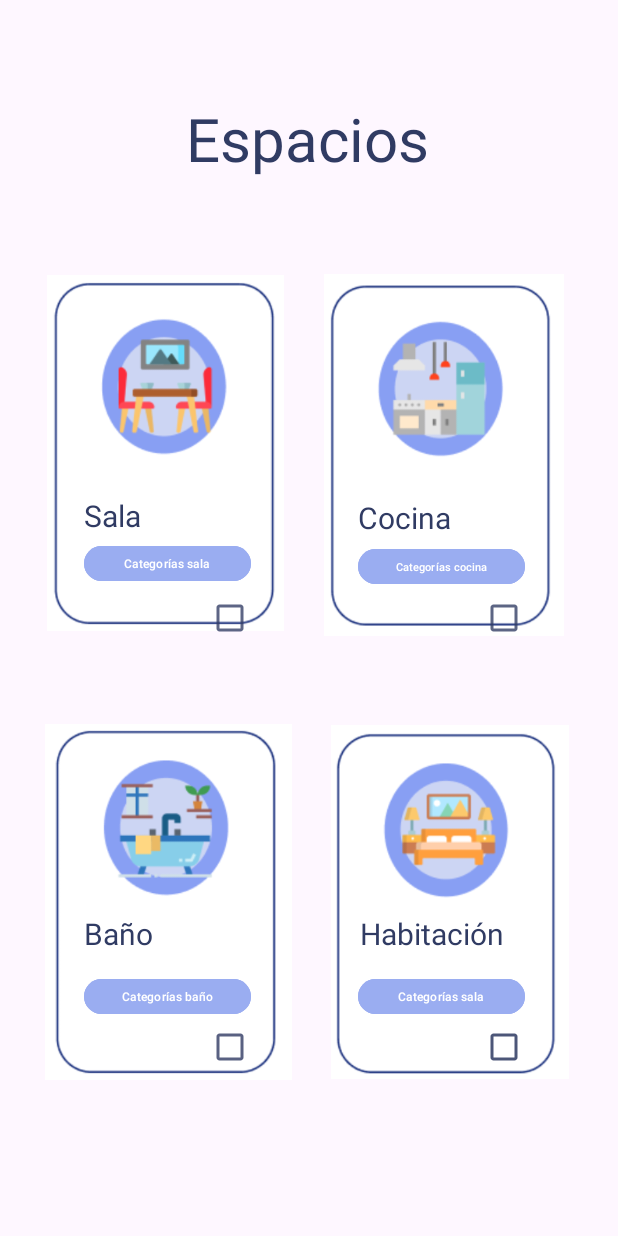
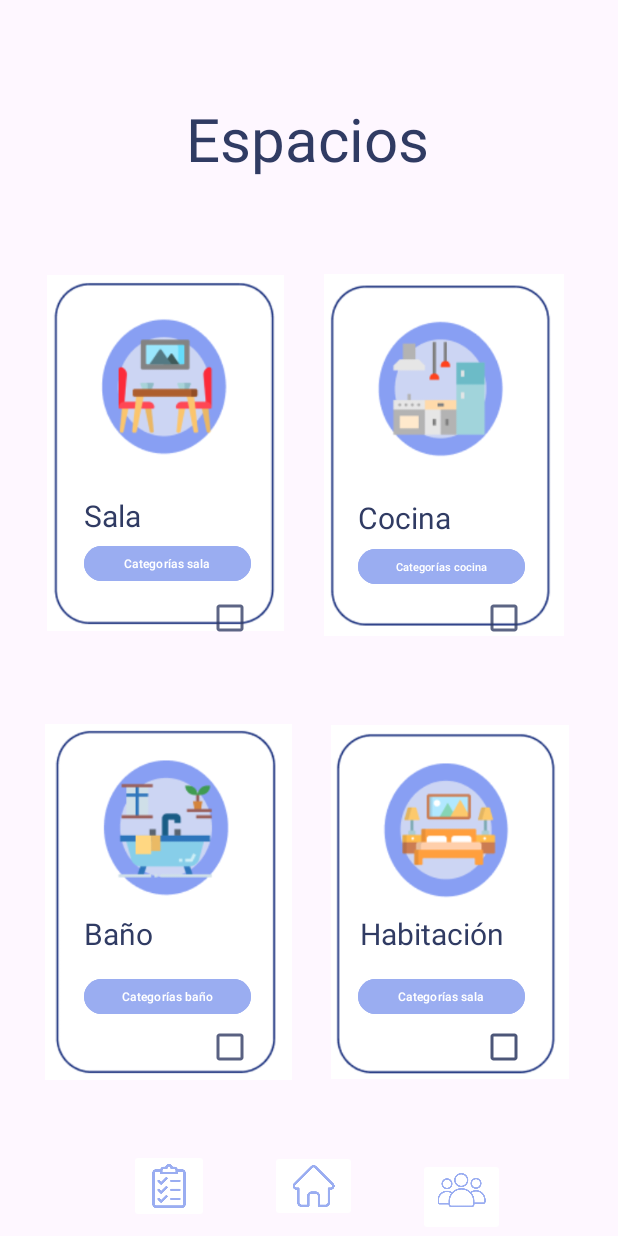
Before and after one commit to santiac249/Lig, an Android app: the Espacio screen opened directly, with no data from a screen before it, on a phone screen of 412 x 824 dp. Run offline under Robolectric (Android 15) with nearby library versions, the phone set to English and light mode, and no system bars.

Commit message:
Iconos barra y navegacion de registro

```diff
--- a/app/src/main/java/com/upb/lig/inicioapp.java
+++ b/app/src/main/java/com/upb/lig/inicioapp.java
@@ -11,12 +11,15 @@ public class inicioapp extends AppCompatActivity {
 
     private Button btn_login;
 
+    private Button btn_register;
+
     @Override
     protected void onCreate(Bundle savedInstanceState) {
         super.onCreate(savedInstanceState);
         setContentView(R.layout.activity_inicioapp);
 
         btn_login = findViewById(R.id.btn_login);
+        btn_register = findViewById(R.id.btn_register);
 
         btn_login.setOnClickListener(new View.OnClickListener() {
             @Override
@@ -28,6 +31,17 @@ public class inicioapp extends AppCompatActivity {
                 startActivity(intent);
             }
         });
+
+        btn_register.setOnClickListener(new View.OnClickListener() {
+            @Override
+            public void onClick(View view) {
+                // Crea un nuevo Intent que apunte a la actividad Login
+                Intent intent = new Intent(inicioapp.this, Registro.class);
+
+                // Inicia la actividad Login
+                startActivity(intent);
+            }
+        });
     }
 
 }
--- a/app/src/main/res/layout/activity_espacio.xml
+++ b/app/src/main/res/layout/activity_espacio.xml
@@ -5,6 +5,7 @@
     android:id="@+id/main"
     android:layout_width="match_parent"
     android:layout_height="match_parent"
+    android:backgroundTint="#FFFFFF"
     tools:context=".Espacio">
 
     <TextView
@@ -142,7 +143,7 @@
         app:layout_constraintVertical_bias="0.454" />
 
     <Button
-        android:id="@+id/button"
+        android:id="@+id/buttonn"
         android:layout_width="111dp"
         android:layout_height="31dp"
         android:backgroundTint="#9AADF1"
@@ -222,7 +223,7 @@
         app:layout_constraintTop_toTopOf="parent" />
 
     <CheckBox
-        android:id="@+id/checkBox1"
+        android:id="@+id/checkBoxx"
         android:layout_width="28dp"
         android:layout_height="29dp"
         android:buttonTint="#DC303B63"
@@ -233,4 +234,46 @@
         app:layout_constraintTop_toTopOf="parent"
         app:layout_constraintVertical_bias="0.86" />
 
+    <ImageButton
+        android:id="@+id/imageButton"
+        android:layout_width="58dp"
+        android:layout_height="48dp"
+        android:backgroundTint="#FFFFFF"
+        android:scaleType="fitCenter"
+        android:src="@drawable/homeb"
+        app:layout_constraintBottom_toBottomOf="parent"
+        app:layout_constraintHorizontal_bias="0.509"
+        app:layout_constraintLeft_toLeftOf="parent"
+        app:layout_constraintRight_toRightOf="parent"
+        app:layout_constraintTop_toTopOf="parent"
+        app:layout_constraintVertical_bias="0.988" />
+
+    <ImageButton
+        android:id="@+id/imageButton2"
+        android:layout_width="53dp"
+        android:layout_height="49dp"
+        android:backgroundTint="#FFFFFF"
+        android:scaleType="fitCenter"
+        android:src="@drawable/portb"
+        app:layout_constraintBottom_toBottomOf="parent"
+        app:layout_constraintHorizontal_bias="0.24"
+        app:layout_constraintLeft_toLeftOf="parent"
+        app:layout_constraintRight_toRightOf="parent"
+        app:layout_constraintTop_toTopOf="parent"
+        app:layout_constraintVertical_bias="0.989" />
+
+    <ImageButton
+        android:id="@+id/imageButton3"
+        android:layout_width="58dp"
+        android:layout_height="52dp"
+        android:backgroundTint="#FFFFFF"
+        android:scaleType="fitCenter"
+        android:src="@drawable/personasbordee"
+        app:layout_constraintBottom_toBottomOf="parent"
+        app:layout_constraintHorizontal_bias="0.787"
+        app:layout_constraintLeft_toLeftOf="parent"
+        app:layout_constraintRight_toRightOf="parent"
+        app:layout_constraintTop_toTopOf="parent"
+        app:layout_constraintVertical_bias="1.0" />
+
 </androidx.constraintlayout.widget.ConstraintLayout>
--- a/app/src/main/res/layout/activity_inicioapp.xml
+++ b/app/src/main/res/layout/activity_inicioapp.xml
@@ -9,7 +9,7 @@
     tools:context=".inicioapp" >
 
     <Button
-        android:id="@+id/button2"
+        android:id="@+id/btn_register"
         android:layout_width="275dp"
         android:layout_height="46dp"
         android:backgroundTint="#9AADF1"
--- a/app/src/main/res/layout/activity_registro.xml
+++ b/app/src/main/res/layout/activity_registro.xml
@@ -123,6 +123,7 @@
             android:id="@+id/btn_registrar"
             android:layout_width="276dp"
             android:layout_height="49dp"
+            android:backgroundTint="#9AADF1"
             android:text="Registrarse"
             app:layout_constraintBottom_toBottomOf="parent"
             app:layout_constraintHorizontal_bias="0.496"
--- a/app/src/main/res/layout/activity_servicios.xml
+++ b/app/src/main/res/layout/activity_servicios.xml
@@ -13,6 +13,7 @@
         android:layout_width="329dp"
         android:layout_height="54dp"
         android:text="Servicios pendientes"
+        android:textColor="#FF303B63"
         android:textSize="35sp"
         app:layout_constraintBottom_toBottomOf="parent"
         app:layout_constraintLeft_toLeftOf="parent"
@@ -291,7 +292,7 @@
         android:layout_height="wrap_content"
         android:text="Categorias"
         android:textSize="20sp"
-        tools:layout_editor_absoluteX="29dp"
+        tools:layout_editor_absoluteX="41dp"
         tools:layout_editor_absoluteY="111dp" />
 
 </androidx.constraintlayout.widget.ConstraintLayout>
```
Also changed, not shown: app/src/main/res/drawable/homeb.png (added), app/src/main/res/drawable/homeborde.png (added), app/src/main/res/drawable/homefill.png (added), app/src/main/res/drawable/personasbordee.png (added), app/src/main/res/drawable/personasfill.png (added), app/src/main/res/drawable/portb.png (added), app/src/main/res/drawable/portfill.png (added), 2 other files.
